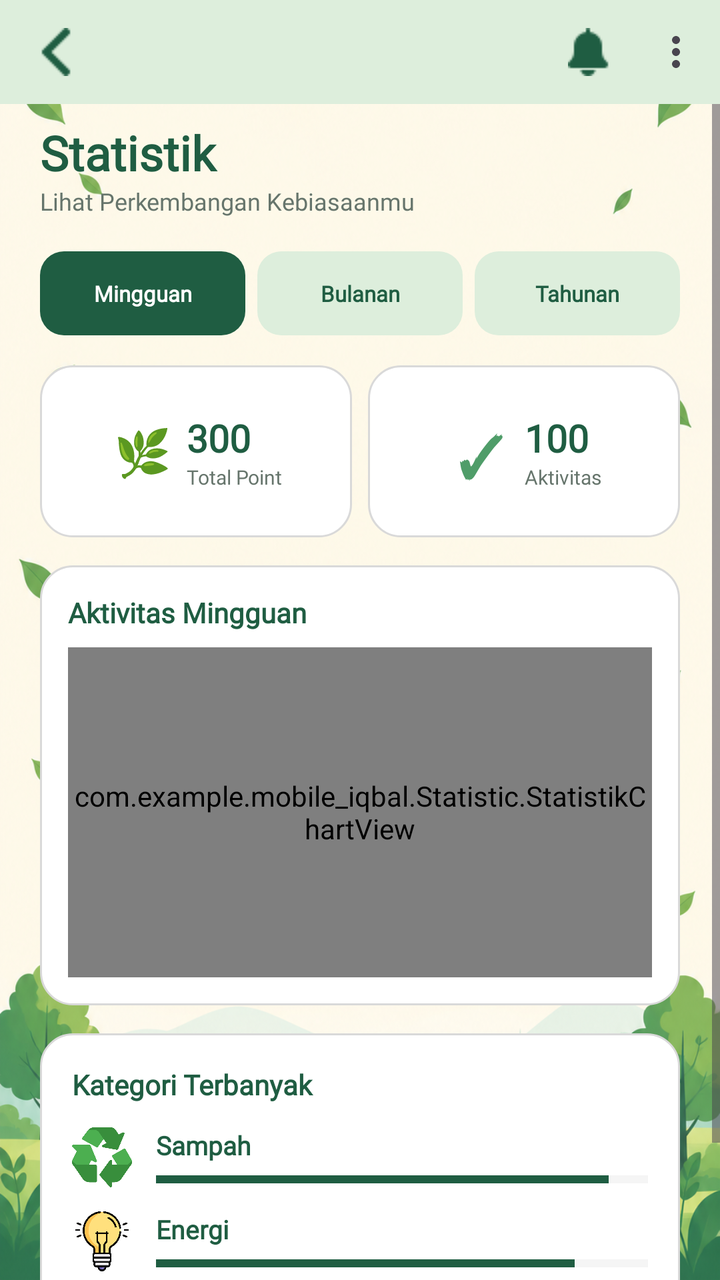
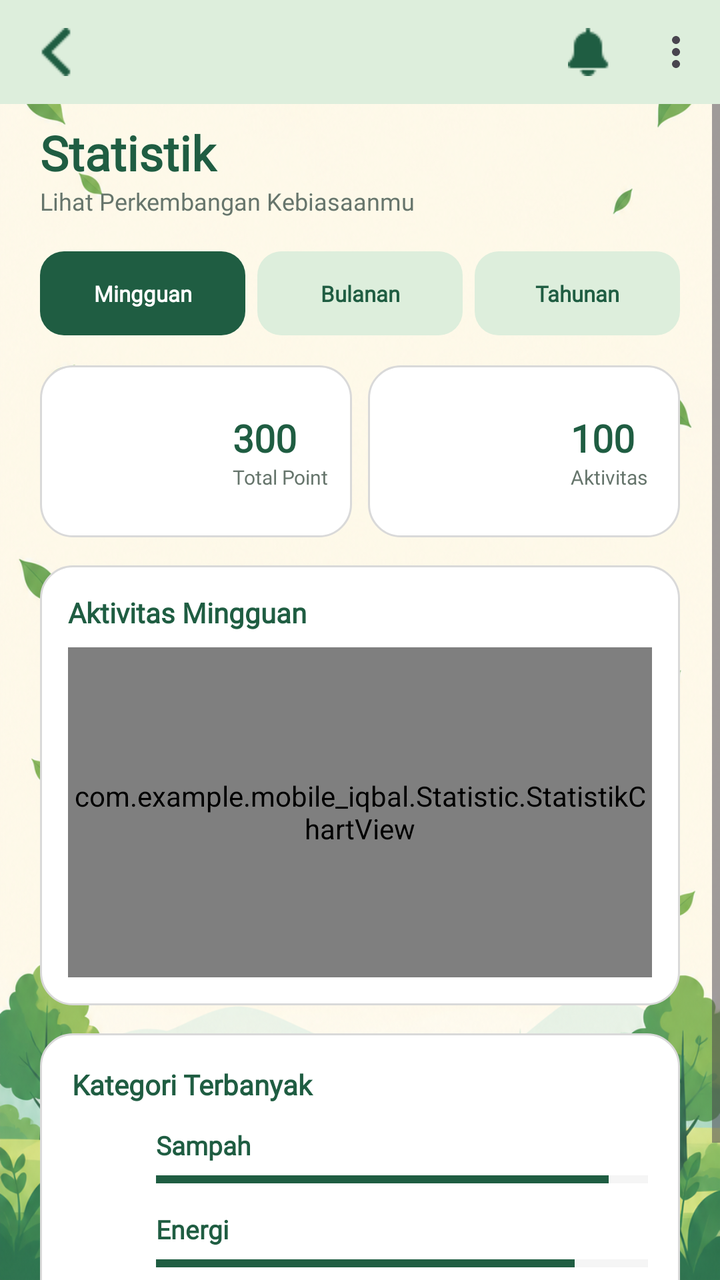

An Android layout rendered at two revisions. The XML below is the earlier revision; the diff shows what the commit changed to produce the second picture.
<!-- AndroidManifest.xml: application theme Theme.Mobile_Iqbal -->
<!-- res/layout/fragment_statistic.xml -->
<?xml version="1.0" encoding="utf-8"?>
<androidx.constraintlayout.widget.ConstraintLayout
    xmlns:android="http://schemas.android.com/apk/res/android"
    xmlns:app="http://schemas.android.com/apk/res-auto"
    android:layout_width="match_parent"
    android:layout_height="match_parent"
    android:background="@drawable/bgutama">

    <com.google.android.material.appbar.MaterialToolbar
        android:id="@+id/toolbarStatistic"
        android:layout_width="0dp"
        android:layout_height="52dp"
        android:background="#DDEEDC"
        app:navigationIcon="@drawable/left"
        app:title=""
        app:menu="@menu/main_menu"
        app:layout_constraintTop_toTopOf="parent"
        app:layout_constraintStart_toStartOf="parent"
        app:layout_constraintEnd_toEndOf="parent" />

    <ScrollView
        android:layout_width="0dp"
        android:layout_height="0dp"
        android:fillViewport="false"
        android:clipToPadding="false"
        android:background="@android:color/transparent"
        app:layout_constraintTop_toBottomOf="@id/toolbarStatistic"
        app:layout_constraintBottom_toBottomOf="parent"
        app:layout_constraintStart_toStartOf="parent"
        app:layout_constraintEnd_toEndOf="parent">

        <LinearLayout
            android:layout_width="match_parent"
            android:layout_height="wrap_content"
            android:orientation="vertical"
            android:paddingStart="20dp"
            android:paddingEnd="20dp"
            android:paddingTop="8dp"
            android:paddingBottom="24dp">

            
            <TextView
                android:layout_width="match_parent"
                android:layout_height="wrap_content"
                android:text="Statistik"
                android:textColor="#1F5D42"
                android:textSize="24sp"
                android:textStyle="bold"
                android:fontFamily="@font/poppins" />

            <TextView
                android:layout_width="match_parent"
                android:layout_height="wrap_content"
                android:text="Lihat Perkembangan Kebiasaanmu"
                android:textColor="#66756C"
                android:textSize="12sp"
                android:fontFamily="@font/poppins" />

            
            <LinearLayout
                android:layout_width="match_parent"
                android:layout_height="48dp"
                android:layout_marginTop="14dp"
                android:gravity="center_vertical"
                android:orientation="horizontal">

                <TextView
                    android:id="@+id/btnMingguan"
                    android:layout_width="0dp"
                    android:layout_height="42dp"
                    android:layout_weight="1"
                    android:layout_marginEnd="6dp"
                    android:background="@drawable/bg_filter_selected"
                    android:gravity="center"
                    android:text="Mingguan"
                    android:textColor="#FFFFFF"
                    android:textSize="11sp"
                    android:textStyle="bold"
                    android:fontFamily="@font/poppins" />

                <TextView
                    android:id="@+id/btnBulanan"
                    android:layout_width="0dp"
                    android:layout_height="42dp"
                    android:layout_weight="1"
                    android:layout_marginEnd="6dp"
                    android:background="@drawable/bg_filter"
                    android:gravity="center"
                    android:text="Bulanan"
                    android:textColor="#1F5D42"
                    android:textSize="11sp"
                    android:textStyle="bold"
                    android:fontFamily="@font/poppins" />

                <TextView
                    android:id="@+id/btnTahunan"
                    android:layout_width="0dp"
                    android:layout_height="42dp"
                    android:layout_weight="1"
                    android:background="@drawable/bg_filter"
                    android:gravity="center"
                    android:text="Tahunan"
                    android:textColor="#1F5D42"
                    android:textSize="11sp"
                    android:textStyle="bold"
                    android:fontFamily="@font/poppins" />

            </LinearLayout>

            
            <LinearLayout
                android:layout_width="match_parent"
                android:layout_height="86dp"
                android:layout_marginTop="12dp"
                android:orientation="horizontal">

                <LinearLayout
                    android:layout_width="0dp"
                    android:layout_height="match_parent"
                    android:layout_weight="1"
                    android:layout_marginEnd="8dp"
                    android:background="@drawable/bg_stat_card"
                    android:gravity="center"
                    android:orientation="horizontal"
                    android:padding="8dp">

                    <TextView
                        android:layout_width="34dp"
                        android:layout_height="34dp"
                        android:gravity="center"
                        android:text="🌿"
                        android:textSize="23sp" />

                    <LinearLayout
                        android:layout_width="wrap_content"
                        android:layout_height="wrap_content"
                        android:layout_marginStart="5dp"
                        android:orientation="vertical">

                        <TextView
                            android:id="@+id/txtTotalPoin"
                            android:layout_width="wrap_content"
                            android:layout_height="wrap_content"
                            android:text="300"
                            android:textColor="#1F5D42"
                            android:textSize="19sp"
                            android:textStyle="bold"
                            android:fontFamily="@font/poppins" />

                        <TextView
                            android:layout_width="wrap_content"
                            android:layout_height="wrap_content"
                            android:text="Total Point"
                            android:textColor="#66756C"
                            android:textSize="10sp"
                            android:fontFamily="@font/poppins" />

                    </LinearLayout>
                </LinearLayout>

                <LinearLayout
                    android:layout_width="0dp"
                    android:layout_height="match_parent"
                    android:layout_weight="1"
                    android:background="@drawable/bg_stat_card"
                    android:gravity="center"
                    android:orientation="horizontal"
                    android:padding="8dp">

                    <TextView
                        android:layout_width="34dp"
                        android:layout_height="34dp"
                        android:gravity="center"
                        android:text="✓"
                        android:textColor="#4F9D69"
                        android:textSize="28sp"
                        android:textStyle="bold" />

                    <LinearLayout
                        android:layout_width="wrap_content"
                        android:layout_height="wrap_content"
                        android:layout_marginStart="5dp"
                        android:orientation="vertical">

                        <TextView
                            android:id="@+id/txtTotalAktivitas"
                            android:layout_width="wrap_content"
                            android:layout_height="wrap_content"
                            android:text="100"
                            android:textColor="#1F5D42"
                            android:textSize="19sp"
                            android:textStyle="bold"
                            android:fontFamily="@font/poppins" />

                        <TextView
                            android:layout_width="wrap_content"
                            android:layout_height="wrap_content"
                            android:text="Aktivitas"
                            android:textColor="#66756C"
                            android:textSize="10sp"
                            android:fontFamily="@font/poppins" />

                    </LinearLayout>
                </LinearLayout>

            </LinearLayout>

            
            <LinearLayout
                android:layout_width="match_parent"
                android:layout_height="220dp"
                android:layout_marginTop="14dp"
                android:background="@drawable/bg_stat_card"
                android:orientation="vertical"
                android:padding="14dp">

                <TextView
                    android:layout_width="match_parent"
                    android:layout_height="wrap_content"
                    android:text="Aktivitas Mingguan"
                    android:textColor="#1F5D42"
                    android:textSize="14sp"
                    android:textStyle="bold"
                    android:fontFamily="@font/poppins" />

                <com.example.mobile_iqbal.Statistic.StatistikChartView
                    android:id="@+id/chartAktivitas"
                    android:layout_width="match_parent"
                    android:layout_height="0dp"
                    android:layout_weight="1"
                    android:layout_marginTop="8dp" />

            </LinearLayout>

            
            <LinearLayout
                android:layout_width="match_parent"
                android:layout_height="wrap_content"
                android:layout_marginTop="14dp"
                android:background="@drawable/bg_stat_card"
                android:orientation="vertical"
                android:padding="16dp">

                <TextView
                    android:layout_width="match_parent"
                    android:layout_height="wrap_content"
                    android:text="Kategori Terbanyak"
                    android:textColor="#1F5D42"
                    android:textSize="14sp"
                    android:textStyle="bold"
                    android:fontFamily="@font/poppins" />

                
                <LinearLayout
                    android:layout_width="match_parent"
                    android:layout_height="wrap_content"
                    android:layout_marginTop="12dp"
                    android:gravity="center_vertical"
                    android:orientation="horizontal">

                    <ImageView
                        android:layout_width="30dp"
                        android:layout_height="30dp"
                        android:src="@drawable/recycle"
                        android:scaleType="fitCenter"
                        android:contentDescription="Sampah" />

                    <LinearLayout
                        android:layout_width="0dp"
                        android:layout_height="wrap_content"
                        android:layout_weight="1"
                        android:layout_marginStart="12dp"
                        android:orientation="vertical">

                        <TextView
                            android:layout_width="wrap_content"
                            android:layout_height="wrap_content"
                            android:text="Sampah"
                            android:textColor="#1F5D42"
                            android:textSize="13sp"
                            android:textStyle="bold"
                            android:fontFamily="@font/poppins" />

                        <ProgressBar
                            android:id="@+id/progressSampah"
                            style="?android:attr/progressBarStyleHorizontal"
                            android:layout_width="match_parent"
                            android:layout_height="7dp"
                            android:layout_marginTop="5dp"
                            android:max="100"
                            android:progress="92"
                            android:progressTint="#1F5D42"
                            android:progressBackgroundTint="#D9D9D9" />

                    </LinearLayout>
                </LinearLayout>

                
                <LinearLayout
                    android:layout_width="match_parent"
                    android:layout_height="wrap_content"
                    android:layout_marginTop="12dp"
                    android:gravity="center_vertical"
                    android:orientation="horizontal">

                    <ImageView
                        android:layout_width="30dp"
                        android:layout_height="30dp"
                        android:src="@drawable/light"
                        android:scaleType="fitCenter"
                        android:contentDescription="Energi" />

                    <LinearLayout
                        android:layout_width="0dp"
                        android:layout_height="wrap_content"
                        android:layout_weight="1"
                        android:layout_marginStart="12dp"
                        android:orientation="vertical">

                        <TextView
                            android:layout_width="wrap_content"
                            android:layout_height="wrap_content"
                            android:text="Energi"
                            android:textColor="#1F5D42"
                            android:textSize="13sp"
                            android:textStyle="bold"
                            android:fontFamily="@font/poppins" />

                        <ProgressBar
                            android:id="@+id/progressEnergi"
                            style="?android:attr/progressBarStyleHorizontal"
                            android:layout_width="match_parent"
                            android:layout_height="7dp"
                            android:layout_marginTop="5dp"
                            android:max="100"
                            android:progress="85"
                            android:progressTint="#1F5D42"
                            android:progressBackgroundTint="#D9D9D9" />

                    </LinearLayout>
                </LinearLayout>

                
                <LinearLayout
                    android:layout_width="match_parent"
                    android:layout_height="wrap_content"
                    android:layout_marginTop="12dp"
                    android:gravity="center_vertical"
                    android:orientation="horizontal">

                    <ImageView
                        android:layout_width="30dp"
                        android:layout_height="30dp"
                        android:src="@drawable/tumbler"
                        android:scaleType="fitCenter"
                        android:contentDescription="Air" />

                    <LinearLayout
                        android:layout_width="0dp"
                        android:layout_height="wrap_content"
                        android:layout_weight="1"
                        android:layout_marginStart="12dp"
                        android:orientation="vertical">

                        <TextView
                            android:layout_width="wrap_content"
                            android:layout_height="wrap_content"
                            android:text="Air"
                            android:textColor="#1F5D42"
                            android:textSize="13sp"
                            android:textStyle="bold"
                            android:fontFamily="@font/poppins" />

                        <ProgressBar
                            android:id="@+id/progressAir"
                            style="?android:attr/progressBarStyleHorizontal"
                            android:layout_width="match_parent"
                            android:layout_height="7dp"
                            android:layout_marginTop="5dp"
                            android:max="100"
                            android:progress="78"
                            android:progressTint="#1F5D42"
                            android:progressBackgroundTint="#D9D9D9" />

                    </LinearLayout>
                </LinearLayout>

            </LinearLayout>

        </LinearLayout>
    </ScrollView>

</androidx.constraintlayout.widget.ConstraintLayout>
<!-- resources referenced by this layout -->
<resources>
  <!-- drawable bg_filter (drawable) -->
  <?xml version="1.0" encoding="utf-8"?>
  <shape xmlns:android="http://schemas.android.com/apk/res/android">
      <solid android:color="#DDEEDC" />
      <corners android:radius="12dp" />
  </shape>
  <!-- drawable bg_filter_selected (drawable) -->
  <?xml version="1.0" encoding="utf-8"?>
  <shape xmlns:android="http://schemas.android.com/apk/res/android">
      <solid android:color="#1F5D42" />
      <corners android:radius="12dp" />
  </shape>
  <!-- drawable bg_stat_card (drawable) -->
  <?xml version="1.0" encoding="utf-8"?>
  <shape xmlns:android="http://schemas.android.com/apk/res/android">
      <solid android:color="#FFFFFF" />
      <corners android:radius="16dp" />
      <stroke
          android:width="1dp"
          android:color="#D9D9D9" />
  </shape>
  <!-- drawable bgutama: png bitmap (drawable, 910591 bytes) -->
  <!-- drawable left: png bitmap (drawable, 427 bytes) -->
  <!-- drawable light: png bitmap (drawable, 29079 bytes) -->
  <!-- drawable recycle: png bitmap (drawable, 18772 bytes) -->
  <!-- drawable tumbler: png bitmap (drawable, 634 bytes) -->
  <style name="Theme.Mobile_Iqbal" parent="Base.Theme.Mobile_Iqbal" />
  <style name="Base.Theme.Mobile_Iqbal" parent="Theme.Material3.DayNight.NoActionBar">
          
          
      </style>
</resources>

<!-- the commit's change to res/layout/fragment_statistic.xml (unified diff, before → after) -->
@@ -124,12 +124,13 @@
                     android:orientation="horizontal"
                     android:padding="8dp">
 
-                    <TextView
-                        android:layout_width="34dp"
-                        android:layout_height="34dp"
-                        android:gravity="center"
-                        android:text="🌿"
-                        android:textSize="23sp" />
+                    <ImageView
+                        android:id="@+id/imgTotalPoint"
+                        android:layout_width="60dp"
+                        android:layout_height="60dp"
+                        android:layout_marginEnd="20dp"
+                        android:scaleType="fitCenter"
+                        android:contentDescription="Total Point" />
 
                     <LinearLayout
                         android:layout_width="wrap_content"
@@ -167,14 +168,13 @@
                     android:orientation="horizontal"
                     android:padding="8dp">
 
-                    <TextView
-                        android:layout_width="34dp"
-                        android:layout_height="34dp"
-                        android:gravity="center"
-                        android:text="✓"
-                        android:textColor="#4F9D69"
-                        android:textSize="28sp"
-                        android:textStyle="bold" />
+                    <ImageView
+                        android:id="@+id/imgTotalAktivitas"
+                        android:layout_width="60dp"
+                        android:layout_height="60dp"
+                        android:layout_marginEnd="20dp"
+                        android:scaleType="fitCenter"
+                        android:contentDescription="Total Aktivitas" />
 
                     <LinearLayout
                         android:layout_width="wrap_content"
@@ -259,9 +259,9 @@
                     android:orientation="horizontal">
 
                     <ImageView
+                        android:id="@+id/imgIconSampah"
                         android:layout_width="30dp"
                         android:layout_height="30dp"
-                        android:src="@drawable/recycle"
                         android:scaleType="fitCenter"
                         android:contentDescription="Sampah" />
 
@@ -304,9 +304,9 @@
                     android:orientation="horizontal">
 
                     <ImageView
+                        android:id="@+id/imgIconEnergi"
                         android:layout_width="30dp"
                         android:layout_height="30dp"
-                        android:src="@drawable/light"
                         android:scaleType="fitCenter"
                         android:contentDescription="Energi" />
 
@@ -349,9 +349,9 @@
                     android:orientation="horizontal">
 
                     <ImageView
+                        android:id="@+id/imgIconAir"
                         android:layout_width="30dp"
                         android:layout_height="30dp"
-                        android:src="@drawable/tumbler"
                         android:scaleType="fitCenter"
                         android:contentDescription="Air" />
 
<!-- resource entries referenced after the edit -->
@@ -23,9 +23,6 @@
   </shape>
   <!-- drawable bgutama: png bitmap (drawable, 910591 bytes) -->
   <!-- drawable left: png bitmap (drawable, 427 bytes) -->
-  <!-- drawable light: png bitmap (drawable, 29079 bytes) -->
-  <!-- drawable recycle: png bitmap (drawable, 18772 bytes) -->
-  <!-- drawable tumbler: png bitmap (drawable, 634 bytes) -->
   <style name="Theme.Mobile_Iqbal" parent="Base.Theme.Mobile_Iqbal" />
   <style name="Base.Theme.Mobile_Iqbal" parent="Theme.Material3.DayNight.NoActionBar">
           
